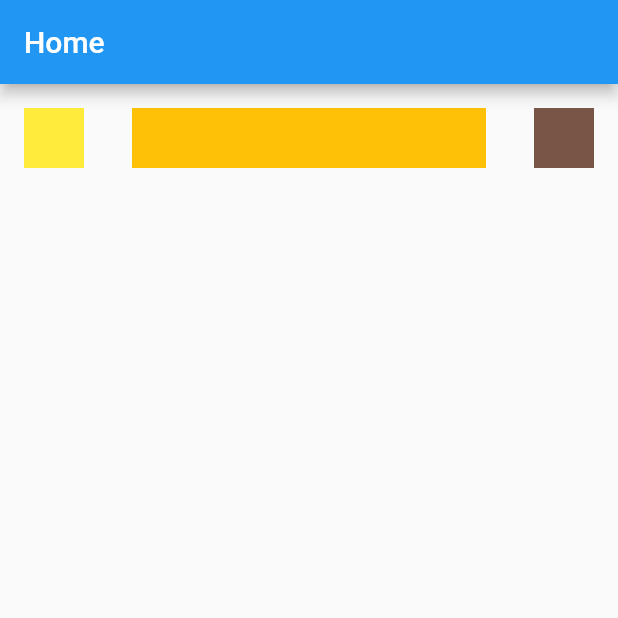
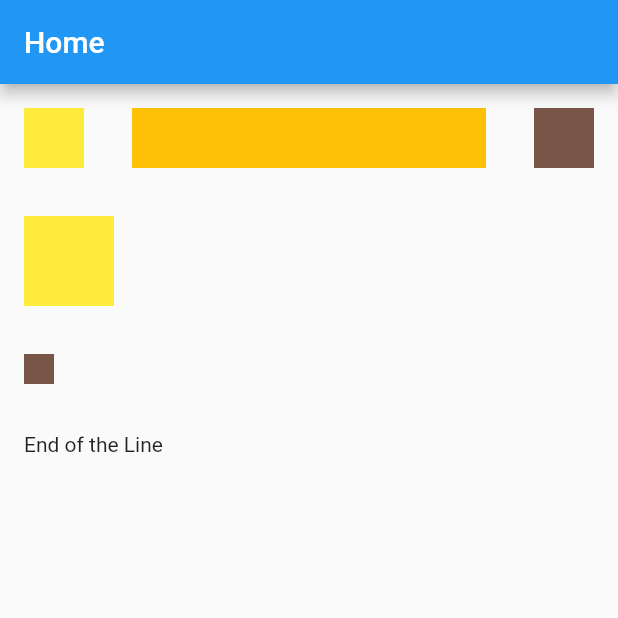
Before and after one commit to simonojok19/flutter_chapter5, a Flutter app: the screen it shows after launch, on a phone screen of 412 x 824 dp, the top half of it. Run offline on Flutter 3.47's test engine with Material 2 defaults, Android fonts, the phone set to English and light mode, and no system bars.

Commit message:
nested the widgets

```diff
--- a/lib/pages/home.dart
+++ b/lib/pages/home.dart
@@ -48,6 +48,25 @@ class _HomeState extends State<Home> {
                       crossAxisAlignment: CrossAxisAlignment.start,
                       mainAxisSize: MainAxisSize.max,
                       children: <Widget>[
+                        Container(
+                          color: Colors.yellow,
+                          height: 60.0,
+                          width: 60.0,
+                        ),
+                        Padding(padding: EdgeInsets.all(16.0),),
+                        Container(
+                          color: Colors.brown,
+                          height: 20.0,
+                          width: 20.0,
+                        ),
+                        Divider(),
+                        Row(
+                          children: <Widget>[
+                            // next step we'll add more widgets
+                          ]
+                        ),
+                        Divider(),
+                        Text('End of the Line'),
                       ],
                     )
                   ]
```
